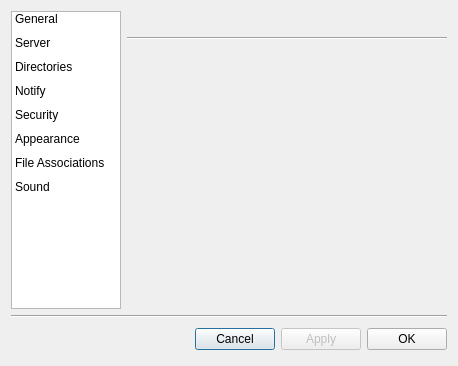
RetroShare/RetroShare, file retroshare-gui/src/gui/settings/settings.ui: the form before one commit.
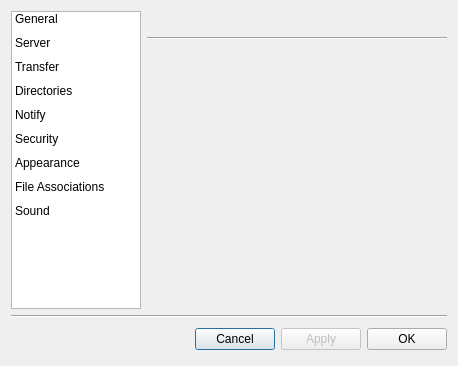
The form after the commit. Icons and pictures are not drawn.

Commit message: Added TransferPage to Settings

What changed in the file:
```diff
--- a/retroshare-gui/src/gui/settings/settings.ui
+++ b/retroshare-gui/src/gui/settings/settings.ui
@@ -28,7 +28,7 @@
      </property>
      <property name="maximumSize">
       <size>
-       <width>110</width>
+       <width>130</width>
        <height>16777215</height>
       </size>
      </property>
@@ -95,6 +95,15 @@
         <normaloff>:/images/server_24x24.png</normaloff>:/images/server_24x24.png</iconset>
       </property>
      </item>
+     <item>
+      <property name="text">
+       <string>Transfer</string>
+      </property>
+      <property name="icon">
+       <iconset resource="../images.qrc">
+        <normaloff>:/images/ktorrent32.png</normaloff>:/images/ktorrent32.png</iconset>
+      </property>
+     </item>
      <item>
       <property name="text">
        <string>Directories</string>
@@ -157,8 +166,8 @@
       <widget class="QLabel" name="pageicon">
        <property name="maximumSize">
         <size>
-         <width>32</width>
-         <height>32</height>
+         <width>24</width>
+         <height>24</height>
         </size>
        </property>
        <property name="text">
```
Left out of the diff: 3 changed lines with no effect on the pictures. The commit also changes 8 other files.
